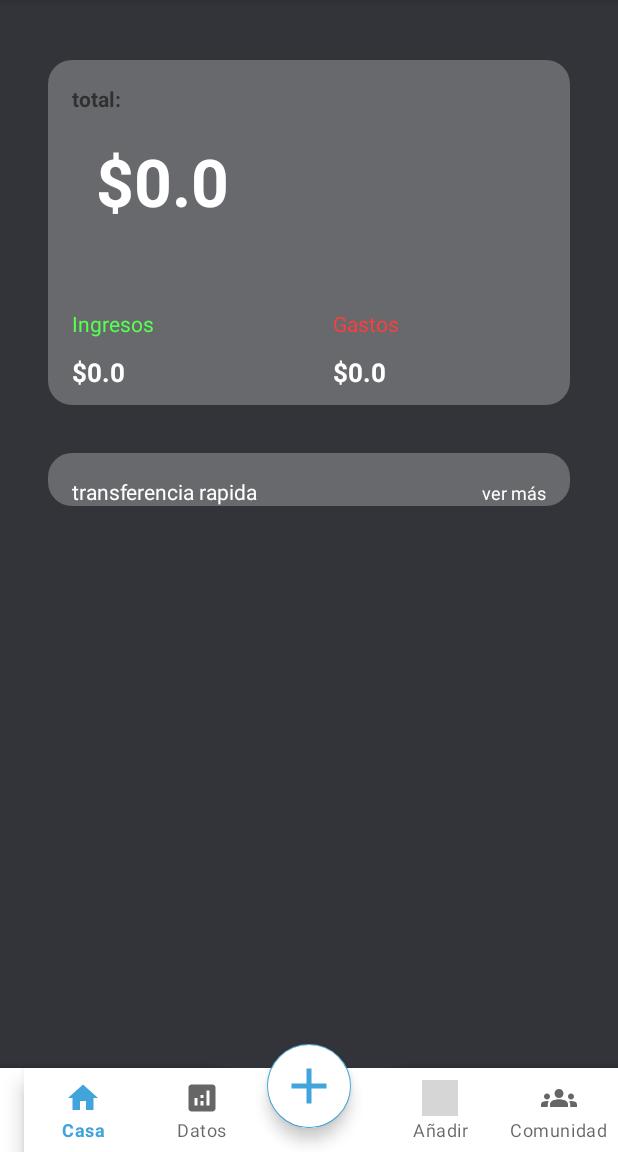
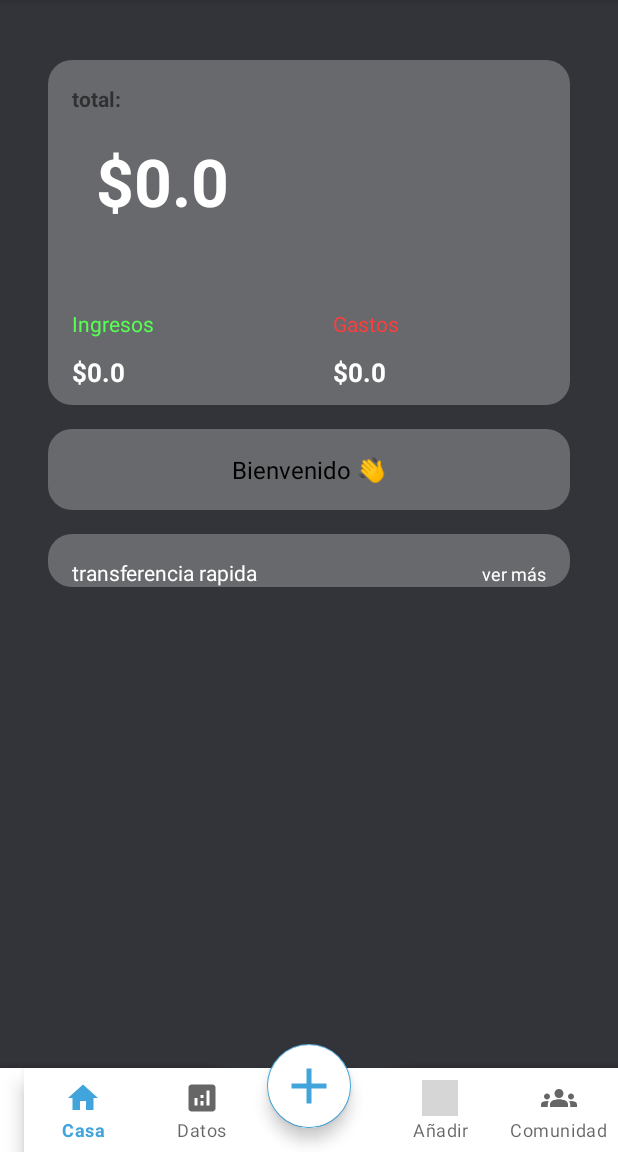
Before and after one commit to AlejoR147/PolyPus, an Android app: the HomeFragment screen opened directly, with no data from a screen before it, on a phone screen of 412 x 824 dp, the part 84-1236 px from its top. Run offline under Robolectric (Android 15) with nearby library versions, the phone set to English and light mode, and no system bars; our stand-ins replace Firebase (no records; nobody signed in at launch, a user with empty details on screens opened directly); grey boxes are pictures that could not be loaded.

Commit message:
mensajesrandom

```diff
--- a/app/src/main/java/com/example/smart/ui/HomeFragment.java
+++ b/app/src/main/java/com/example/smart/ui/HomeFragment.java
@@ -1,7 +1,10 @@
 package com.example.smart.ui;
 
+import android.annotation.SuppressLint;
 import android.app.AlertDialog;
 import android.os.Bundle;
+import android.os.Handler;
+import android.os.Looper;
 import android.view.LayoutInflater;
 import android.view.View;
 import android.view.ViewGroup;
@@ -60,6 +63,21 @@ public class HomeFragment extends Fragment {
     private TextView txtBalance;
     private RecyclerView recyclerTransactions;
 
+    // NUEVO:
+    private TextView textRotatingMessages;
+    private final Handler handler = new Handler(Looper.getMainLooper());
+    private int index = 0;
+    private final long intervalo = 3000; // 3 segundos
+
+    // Mensajes personalizados
+    private final String[] mensajes = new String[]{
+            "Bienvenido 👋",
+            "Revisa tus finanzas fácilmente 💰",
+            "Controla tus gastos y ahorra más 🧾",
+            "Tu balance se actualiza en tiempo real 🔄"
+    };
+
+    @SuppressLint("MissingInflatedId")
     @Nullable
     @Override
     public View onCreateView(@NonNull LayoutInflater inflater,
@@ -71,6 +89,10 @@ public class HomeFragment extends Fragment {
         txtTotalExpenses = view.findViewById(R.id.txtTotalExpenses);
         txtBalance = view.findViewById(R.id.txtBalance);
         recyclerTransactions = view.findViewById(R.id.recyclerTransactions);
+
+        // NUEVO:
+        textRotatingMessages = view.findViewById(R.id.textRotatingMessages);
+        startChangingMessages(); // Iniciar rotación
 
         recyclerTransactions.setLayoutManager(new LinearLayoutManager(requireContext()));
         adapter = new TransactionAdapter(this::showEditDeleteDialog);
@@ -85,6 +107,27 @@ public class HomeFragment extends Fragment {
         observeViewModel();
 
         return view;
+    }
+
+    // NUEVO MÉTODO: cambia el texto periódicamente
+    private void startChangingMessages() {
+        handler.post(new Runnable() {
+            @Override
+            public void run() {
+                textRotatingMessages.setText(mensajes[index]);
+                textRotatingMessages.setAlpha(0f);
+                textRotatingMessages.animate().alpha(1f).setDuration(600).start();
+
+                index = (index + 1) % mensajes.length;
+                handler.postDelayed(this, intervalo);
+            }
+        });
+    }
+
+    @Override
+    public void onDestroyView() {
+        super.onDestroyView();
+        handler.removeCallbacksAndMessages(null); // detener rotación
     }
 
     private void observeViewModel() {
--- a/app/src/main/res/layout/fragment_home.xml
+++ b/app/src/main/res/layout/fragment_home.xml
@@ -120,12 +120,34 @@
 
             </androidx.constraintlayout.widget.ConstraintLayout>
 
-            <LinearLayout
+            <androidx.constraintlayout.widget.ConstraintLayout
                 android:layout_width="match_parent"
-                android:layout_height="match_parent"
-                android:layout_marginHorizontal="16dp"
-                android:baselineAligned="false"
-                android:orientation="horizontal"/>
+                android:layout_height="match_parent">
+
+                <LinearLayout
+                    android:layout_width="match_parent"
+                    android:layout_height="match_parent"
+                    android:layout_marginHorizontal="16dp"
+                    android:background="@drawable/semi_white_bg"
+                    android:baselineAligned="false"
+                    android:orientation="horizontal"
+                    android:padding="16dp"
+                    tools:layout_editor_absoluteX="16dp">
+
+                    <TextView
+                        android:id="@+id/textRotatingMessages"
+                        android:layout_width="match_parent"
+                        android:layout_height="wrap_content"
+                        android:text="Mensaje inicial"
+                        android:textAlignment="center"
+                        android:textColor="@android:color/black"
+                        android:textSize="16sp"
+                        app:layout_constraintBottom_toBottomOf="parent"
+                        app:layout_constraintEnd_toEndOf="parent"
+                        app:layout_constraintStart_toStartOf="parent"
+                        app:layout_constraintTop_toTopOf="parent" />
+                </LinearLayout>
+            </androidx.constraintlayout.widget.ConstraintLayout>
 
             <androidx.constraintlayout.widget.ConstraintLayout
                 android:layout_width="match_parent"
```
